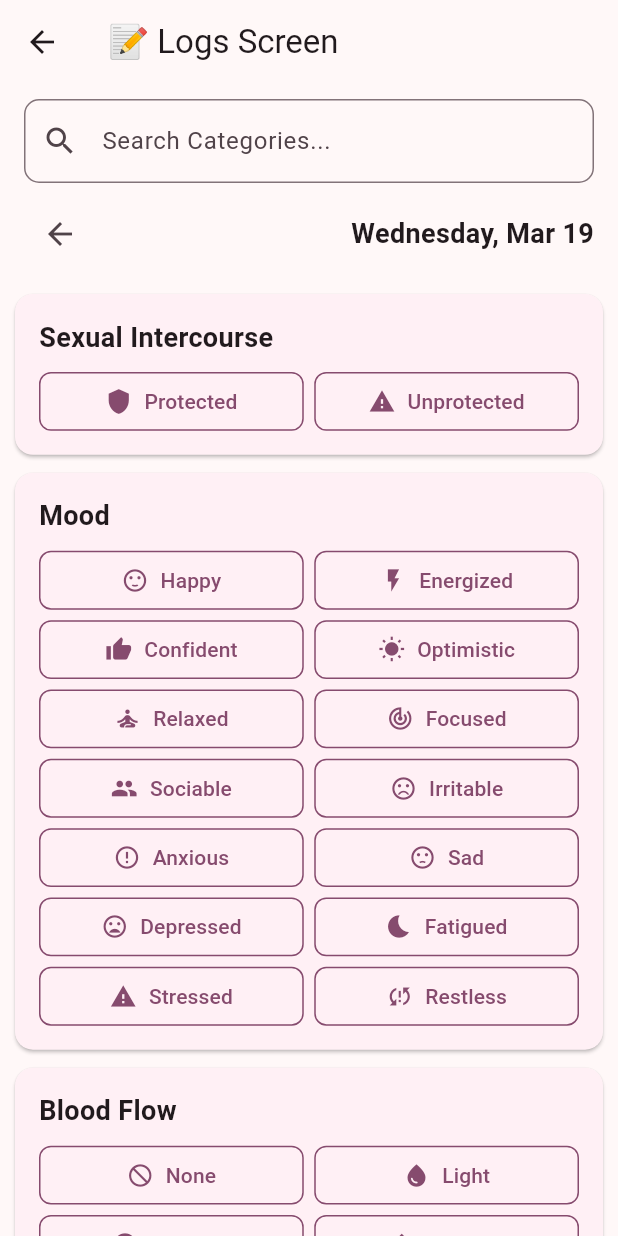
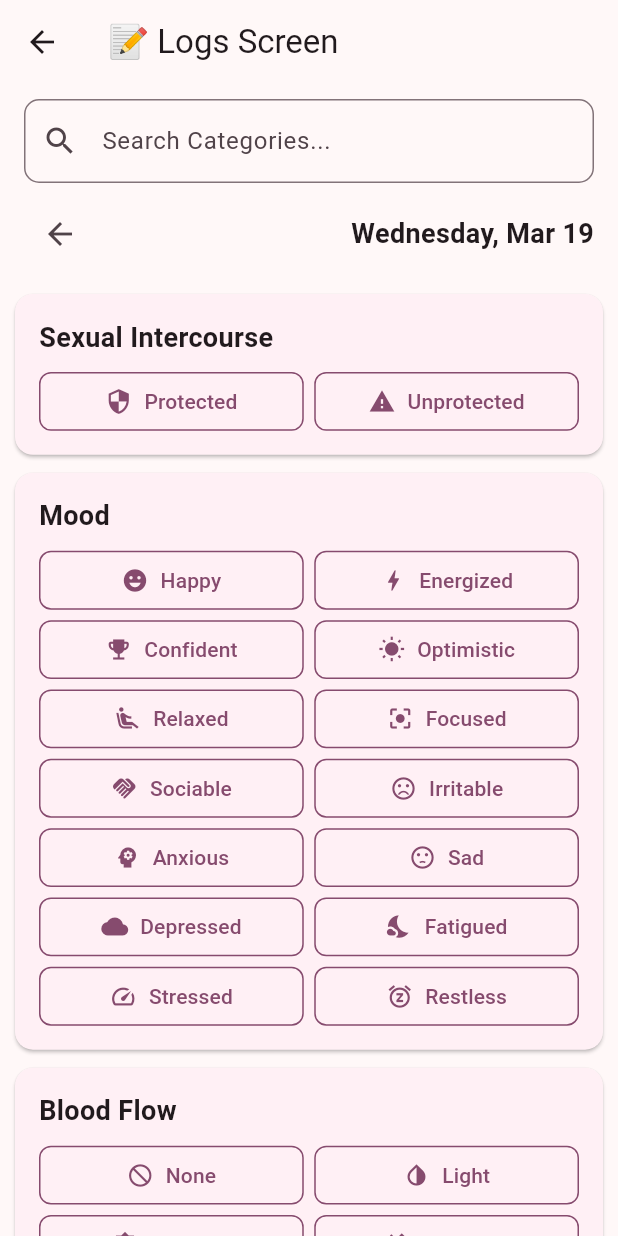
Before and after one commit to Eugene600/ZuriCycle, a Flutter app: the LogsScreen screen opened by its route, on a phone screen of 412 x 824 dp. Run offline on Flutter 3.47's test engine with Material 3 defaults, Android fonts, the phone set to English and light mode, and no system bars; our stand-ins replace either_dart, fl_chart, flutter_animate, flutter_form_builder, flutter_riverpod, form_builder_validators and 5 more; accounts and stored records are empty; statements that could not run were skipped.

Commit message:
Ensured each entry has its own unique icon

```diff
--- a/lib/features/logs/pages/logs_screen.dart
+++ b/lib/features/logs/pages/logs_screen.dart
@@ -33,7 +33,8 @@ class _LogsScreenState extends ConsumerState<LogsScreen> {
   }
 
   void _checkScrollPosition() {
-    if (_scrollController.position.pixels >= _scrollController.position.maxScrollExtent - 50) {
+    if (_scrollController.position.pixels >=
+        _scrollController.position.maxScrollExtent - 50) {
       // User has scrolled to the bottom
       setState(() {
         isAtBottom = true;
@@ -70,65 +71,65 @@ class _LogsScreenState extends ConsumerState<LogsScreen> {
       {
         "name": "Sexual Intercourse",
         "entries": [
-          {"name": "Protected", "icon": Icons.shield},
-          {"name": "Unprotected", "icon": Icons.warning},
+          {"name": "Protected", "icon": Icons.security},
+          {"name": "Unprotected", "icon": Icons.report_problem},
         ],
       },
       {
         "name": "Mood",
         "entries": [
-          {"name": "Happy", "icon": Icons.sentiment_satisfied},
-          {"name": "Energized", "icon": Icons.flash_on},
-          {"name": "Confident", "icon": Icons.thumb_up},
+          {"name": "Happy", "icon": Icons.emoji_emotions},
+          {"name": "Energized", "icon": Icons.bolt},
+          {"name": "Confident", "icon": Icons.emoji_events},
           {"name": "Optimistic", "icon": Icons.wb_sunny},
-          {"name": "Relaxed", "icon": Icons.self_improvement},
-          {"name": "Focused", "icon": Icons.track_changes},
-          {"name": "Sociable", "icon": Icons.group},
+          {"name": "Relaxed", "icon": Icons.airline_seat_recline_extra},
+          {"name": "Focused", "icon": Icons.center_focus_strong},
+          {"name": "Sociable", "icon": Icons.handshake},
           {"name": "Irritable", "icon": Icons.sentiment_very_dissatisfied},
-          {"name": "Anxious", "icon": Icons.error_outline},
+          {"name": "Anxious", "icon": Icons.psychology},
           {"name": "Sad", "icon": Icons.sentiment_dissatisfied},
-          {"name": "Depressed", "icon": Icons.mood_bad},
-          {"name": "Fatigued", "icon": Icons.bedtime},
-          {"name": "Stressed", "icon": Icons.warning},
-          {"name": "Restless", "icon": Icons.sync_problem},
+          {"name": "Depressed", "icon": Icons.cloud},
+          {"name": "Fatigued", "icon": Icons.nights_stay},
+          {"name": "Stressed", "icon": Icons.speed},
+          {"name": "Restless", "icon": Icons.snooze},
         ],
       },
       {
         "name": "Blood Flow",
         "entries": [
           {"name": "None", "icon": Icons.not_interested},
-          {"name": "Light", "icon": Icons.water_drop},
-          {"name": "Spotting", "icon": Icons.brightness_1},
-          {"name": "Medium", "icon": Icons.opacity},
+          {"name": "Light", "icon": Icons.invert_colors},
+          {"name": "Spotting", "icon": Icons.brightness_medium},
+          {"name": "Medium", "icon": Icons.invert_colors_off},
           {"name": "Heavy", "icon": Icons.local_fire_department},
-          {"name": "Very Heavy", "icon": Icons.warning},
+          {"name": "Very Heavy", "icon": Icons.priority_high},
         ],
       },
       {
         "name": "Medication",
         "entries": [
-          {"name": "Painkillers", "icon": Icons.medical_services},
-          {"name": "Antibiotics", "icon": Icons.healing},
-          {"name": "Birth Control", "icon": Icons.pregnant_woman},
+          {"name": "Painkillers", "icon": Icons.medication},
+          {"name": "Antibiotics", "icon": Icons.vaccines},
+          {"name": "Birth Control", "icon": Icons.medication_liquid},
         ],
       },
       {
         "name": "Symptoms",
         "entries": [
-          {"name": "Cramps", "icon": Icons.spa},
-          {"name": "Low Energy", "icon": Icons.battery_alert},
-          {"name": "Mood Swings", "icon": Icons.swap_horiz},
-          {"name": "Increased Energy", "icon": Icons.flash_on},
-          {"name": "Clearer Skin", "icon": Icons.face},
-          {"name": "Clear Cervical Mucus", "icon": Icons.water_drop},
-          {"name": "Egg White Cervical Mucus", "icon": Icons.egg},
-          {"name": "Increased Libido", "icon": Icons.favorite},
-          {"name": "BBT Rise", "icon": Icons.thermostat},
-          {"name": "Cravings", "icon": Icons.fastfood},
-          {"name": "Bloating", "icon": Icons.air},
-          {"name": "Acne", "icon": Icons.warning},
+          {"name": "Cramps", "icon": Icons.female},
+          {"name": "Low Energy", "icon": Icons.battery_2_bar},
+          {"name": "Mood Swings", "icon": Icons.compare_arrows},
+          {"name": "Increased Energy", "icon": Icons.local_fire_department},
+          {"name": "Clearer Skin", "icon": Icons.face_retouching_natural},
+          {"name": "Clear Cervical Mucus", "icon": Icons.opacity},
+          {"name": "Egg White Cervical Mucus", "icon": Icons.egg_alt},
+          {"name": "Increased Libido", "icon": Icons.favorite_border},
+          {"name": "BBT Rise", "icon": Icons.thermostat_auto},
+          {"name": "Cravings", "icon": Icons.cookie},
+          {"name": "Bloating", "icon": Icons.circle},
+          {"name": "Acne", "icon": Icons.sick},
         ],
-      },
+      }
     ];
 
     return Scaffold(
@@ -149,7 +150,8 @@ class _LogsScreenState extends ConsumerState<LogsScreen> {
               ),
               SliverToBoxAdapter(
                 child: Padding(
-                  padding: const EdgeInsets.symmetric(horizontal: 16, vertical: 10),
+                  padding:
+                      const EdgeInsets.symmetric(horizontal: 16, vertical: 10),
                   child: Column(
                     children: [
                       TextField(
@@ -191,7 +193,8 @@ class _LogsScreenState extends ConsumerState<LogsScreen> {
                   final selectedCategoryEntries =
                       selectedEntries[category["name"]] ?? {};
                   return Card(
-                    margin: const EdgeInsets.symmetric(horizontal: 10, vertical: 6),
+                    margin:
+                        const EdgeInsets.symmetric(horizontal: 10, vertical: 6),
                     child: Padding(
                       padding: const EdgeInsets.all(16),
                       child: Column(
@@ -225,13 +228,14 @@ class _LogsScreenState extends ConsumerState<LogsScreen> {
                             itemCount: category["entries"].length,
                             itemBuilder: (context, entryIndex) {
                               final entry = category["entries"][entryIndex];
-                              final isSelected =
-                                  selectedCategoryEntries.contains(entry["name"]);
+                              final isSelected = selectedCategoryEntries
+                                  .contains(entry["name"]);
 
                               return OutlinedButton.icon(
                                 onPressed: () {
-                                  ref.read(selectedEntriesProvider.notifier).state =
-                                      {
+                                  ref
+                                      .read(selectedEntriesProvider.notifier)
+                                      .state = {
                                     ...selectedEntries,
                                     category["name"]: isSelected
                                         ? selectedCategoryEntries
@@ -251,13 +255,14 @@ class _LogsScreenState extends ConsumerState<LogsScreen> {
                                 ),
                                 label: Text(entry["name"]),
                                 style: OutlinedButton.styleFrom(
-                                  backgroundColor:
-                                      isSelected ? theme.colorScheme.primary : null,
+                                  backgroundColor: isSelected
+                                      ? theme.colorScheme.primary
+                                      : null,
                                   foregroundColor: isSelected
                                       ? Colors.white
                                       : theme.colorScheme.primary,
-                                  side:
-                                      BorderSide(color: theme.colorScheme.primary),
+                                  side: BorderSide(
+                                      color: theme.colorScheme.primary),
                                   padding: const EdgeInsets.symmetric(
                                       vertical: 8, horizontal: 10),
                                   shape: RoundedRectangleBorder(
@@ -274,7 +279,9 @@ class _LogsScreenState extends ConsumerState<LogsScreen> {
                 }, childCount: categories.length),
               ),
               SliverToBoxAdapter(
-                child: SizedBox(height: hasSelectedEntries ? 40 : 0,),
+                child: SizedBox(
+                  height: hasSelectedEntries ? 60 : 0,
+                ),
               ),
             ],
           ),
@@ -282,11 +289,14 @@ class _LogsScreenState extends ConsumerState<LogsScreen> {
             AnimatedPositioned(
               duration: Duration(milliseconds: 300),
               curve: Curves.easeOut,
-              bottom: isAtBottom ? 0: 20,
+              bottom: isAtBottom ? 0 : 20,
               left: 20,
               right: 20,
               child: OutlinedButton(
-                style: OutlinedButton.styleFrom(backgroundColor: theme.colorScheme.primaryContainer, foregroundColor: theme.colorScheme.onPrimaryContainer, fixedSize: Size(40, 40)),
+                style: OutlinedButton.styleFrom(
+                    backgroundColor: theme.colorScheme.primaryContainer,
+                    foregroundColor: theme.colorScheme.onPrimaryContainer,
+                    fixedSize: Size(40, 40)),
                 onPressed: () {
                   // Handle apply action here
                 },
```
Lines whose indentation alone changed are shown as unchanged.
